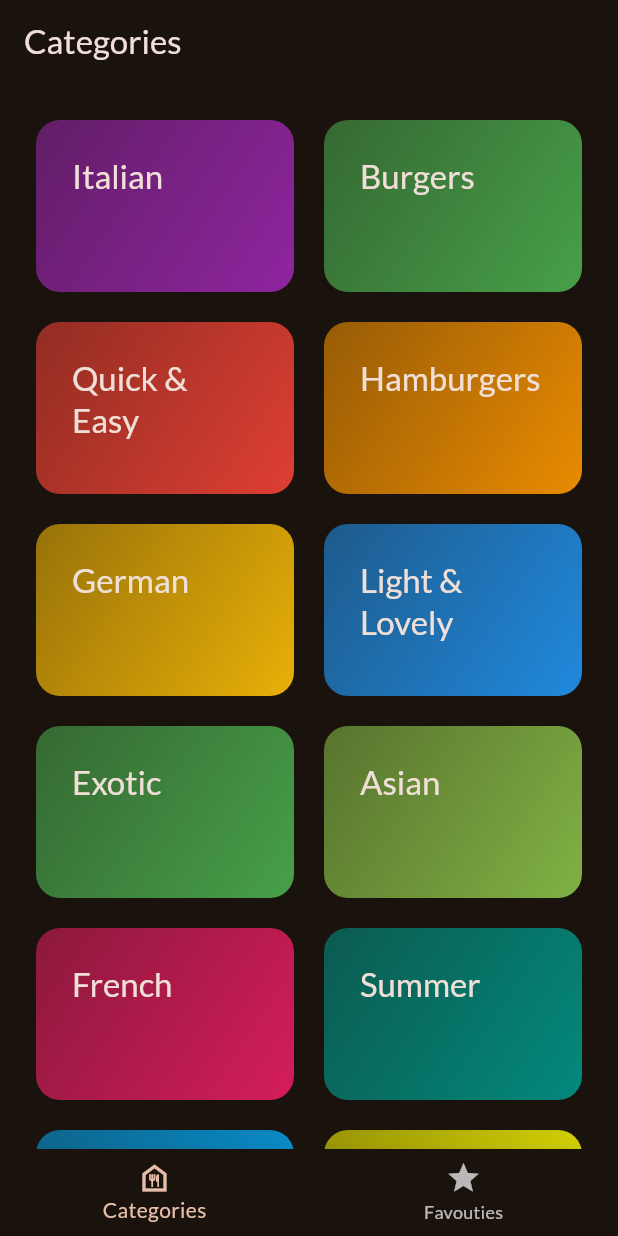
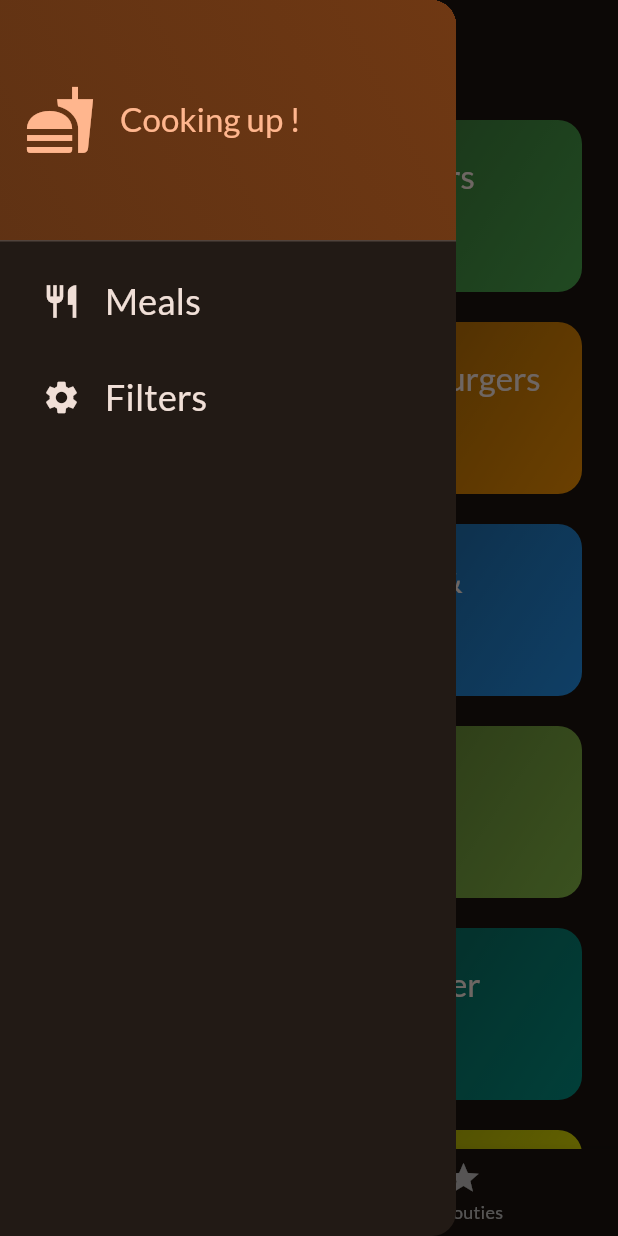
Before and after one commit to TeniG/FlutterMealsApp, a Flutter app: the screen it shows after launch, with the side drawer open (before the commit the screen has no drawer), on a phone screen of 412 x 824 dp. Run offline on Flutter 3.47's test engine with Material 2 defaults, Android fonts, the phone set to English and light mode, and no system bars; our stand-ins replace google_fonts, transparent_image.

Commit message:
- Drawer added in tabs screen, used DrawerHeader and ListTile widget

```diff
--- /dev/null
+++ b/lib/screens/main_drawer.dart
@@ -0,0 +1,28 @@
+import 'package:flutter/material.dart';
+import 'package:flutter_meals_app/widgets/main_drawer_header.dart';
+import 'package:flutter_meals_app/widgets/main_drawer_item.dart';
+
+class MainDrawer extends StatefulWidget {
+  const MainDrawer({super.key});
+
+  @override
+  State<StatefulWidget> createState() {
+    return _MainDrawerState();
+  }
+}
+
+class _MainDrawerState extends State<MainDrawer> {
+  @override
+  Widget build(BuildContext context) {
+    return Drawer(
+      child: Column(
+        children: const [
+           MainDrawerHeader(),
+           MainDrawerItem(icon: Icons.restaurant_outlined, title: "Meals"),
+          MainDrawerItem(icon: Icons.settings, title: "Filters"),
+
+        ],
+      ),
+    );
+  }
+}
--- a/lib/screens/tabs_screen.dart
+++ b/lib/screens/tabs_screen.dart
@@ -1,5 +1,6 @@
 import 'package:flutter/material.dart';
 import 'package:flutter_meals_app/screens/categories_screen.dart';
+import 'package:flutter_meals_app/screens/main_drawer.dart';
 import 'package:flutter_meals_app/screens/meals_screen.dart';
 import 'package:flutter_meals_app/models/meals.dart';
 
@@ -60,6 +61,7 @@ class _TabsScreenState extends State<TabsScreen> {
 
     return Scaffold(
       appBar: AppBar(title: Text(activeTabTitle)),
+      drawer: const MainDrawer(),
       body: activePage,
       bottomNavigationBar: BottomNavigationBar(
         currentIndex: _selectedIndex,
--- /dev/null
+++ b/lib/widgets/main_drawer_header.dart
@@ -0,0 +1,29 @@
+import 'package:flutter/material.dart';
+
+class MainDrawerHeader extends StatelessWidget {
+  const MainDrawerHeader({super.key});
+
+  @override
+  Widget build(BuildContext context) {
+    return DrawerHeader(
+      padding: const EdgeInsets.all(16),
+      decoration: BoxDecoration(
+          gradient: LinearGradient(colors: [
+        Theme.of(context).colorScheme.primaryContainer,
+        Theme.of(context).colorScheme.primaryContainer.withOpacity(0.8)
+      ], begin: Alignment.topRight, end: Alignment.bottomLeft)),
+      child: Row(
+        children: [
+          Icon(Icons.fastfood,
+              size: 48, color: Theme.of(context).colorScheme.primary),
+          const SizedBox(width: 16),
+          Text("Cooking up !",
+              style: Theme.of(context)
+                  .textTheme
+                  .titleLarge!
+                  .copyWith(color: Theme.of(context).colorScheme.primary))
+        ],
+      ),
+    );
+  }
+}
--- /dev/null
+++ b/lib/widgets/main_drawer_item.dart
@@ -0,0 +1,26 @@
+import 'package:flutter/material.dart';
+
+class MainDrawerItem extends StatelessWidget {
+
+  const MainDrawerItem({super.key,required this.icon,required this.title});
+
+  final String title;
+  final IconData icon;
+  @override
+  Widget build(BuildContext context) {
+    return  ListTile(
+            contentPadding: const EdgeInsets.symmetric(horizontal: 28, vertical: 4),
+            leading: Icon(
+              icon,
+              size: 26,
+              color: Theme.of(context).colorScheme.onBackground,
+            ),
+            title: Text(title,
+                style: Theme.of(context).textTheme.titleSmall!.copyWith(
+                    color: Theme.of(context).colorScheme.onBackground,
+                    fontSize: 24)),
+            onTap: () {},
+          );
+
+  }
+}
```
